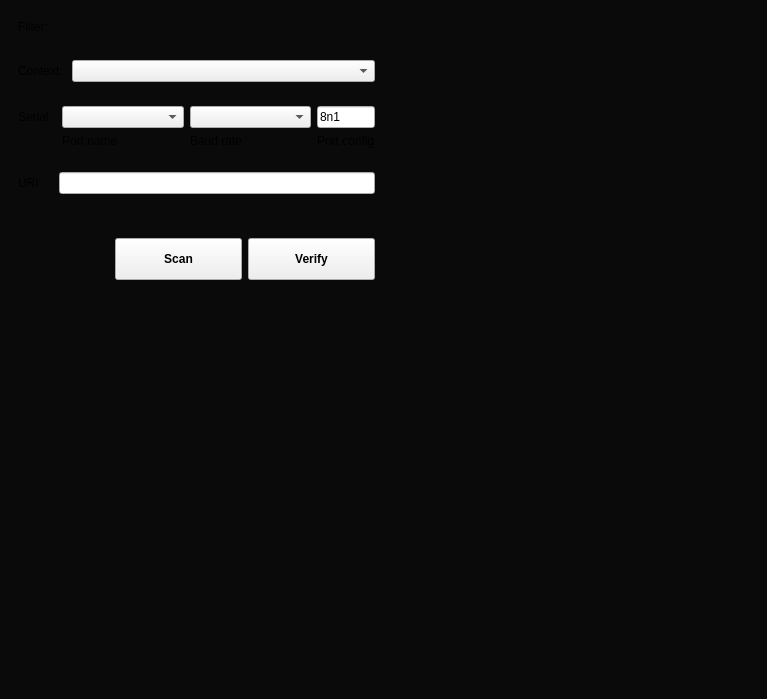
Qt form core/ui/scopyhomeaddpage.ui (analogdevicesinc/scopy) before a commit.
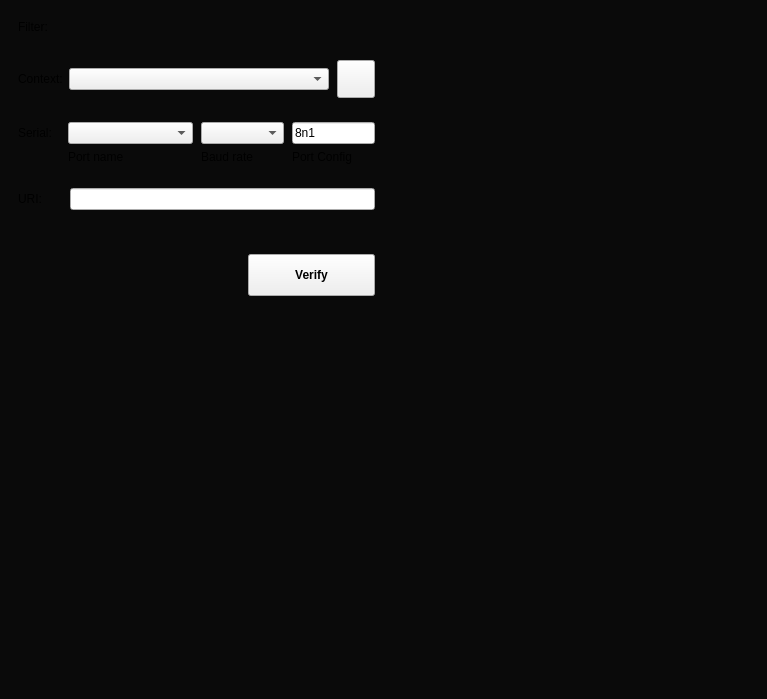
The same form after that commit. The open tabs and pages were chosen to show the change. Custom widgets are drawn as their Qt base class.

Commit message: core/ScopyHomeAddPage: Added loading wheel for device verification.

The edit to the form file:
```diff
--- a/core/ui/scopyhomeaddpage.ui
+++ b/core/ui/scopyhomeaddpage.ui
@@ -156,30 +156,7 @@
          </property>
          <layout class="QHBoxLayout" name="horizontalLayout_3">
           <item>
-           <widget class="QPushButton" name="btnScan">
-            <property name="sizePolicy">
-             <sizepolicy hsizetype="Fixed" vsizetype="Fixed">
-              <horstretch>0</horstretch>
-              <verstretch>0</verstretch>
-             </sizepolicy>
-            </property>
-            <property name="styleSheet">
-             <string notr="true">QPushButton{width: 95px;
-								height: 40px;
-						 		font-size: 12px;
-						   		text-align: center;
-						   		font-weight: bold;
-						   		padding-left: 15px;
-						   		padding-right: 15px;
-						 		}</string>
-            </property>
-            <property name="text">
-             <string>Scan</string>
-            </property>
-           </widget>
-          </item>
-          <item>
-           <widget class="QPushButton" name="btnVerify">
+           <widget class="scopy::AnimationPushButton" name="btnVerify">
             <property name="sizePolicy">
              <sizepolicy hsizetype="Fixed" vsizetype="Fixed">
               <horstretch>0</horstretch>
@@ -239,10 +216,10 @@
               <verstretch>0</verstretch>
              </sizepolicy>
             </property>
-            <layout class="QHBoxLayout" name="horizontalLayout_2" stretch="1,9">
-             <property name="spacing">
-              <number>6</number>
-             </property>
+            <property name="layoutDirection">
+             <enum>Qt::LeftToRight</enum>
+            </property>
+            <layout class="QHBoxLayout" name="horizontalLayout_2" stretch="1,7">
              <item>
               <widget class="QLabel" name="labelContext">
                <property name="sizePolicy">
@@ -252,12 +229,61 @@
                 </sizepolicy>
                </property>
                <property name="text">
-                <string>Context: </string>
+                <string>Context:</string>
                </property>
               </widget>
              </item>
              <item>
-              <widget class="QComboBox" name="comboBoxContexts"/>
+              <widget class="QWidget" name="contextsScanWidget" native="true">
+               <layout class="QHBoxLayout" name="horizontalLayout_6" stretch="7,1">
+                <property name="spacing">
+                 <number>8</number>
+                </property>
+                <property name="leftMargin">
+                 <number>0</number>
+                </property>
+                <property name="topMargin">
+                 <number>0</number>
+                </property>
+                <property name="rightMargin">
+                 <number>0</number>
+                </property>
+                <property name="bottomMargin">
+                 <number>0</number>
+                </property>
+                <item>
+                 <widget class="QComboBox" name="comboBoxContexts">
+                  <property name="sizePolicy">
+                   <sizepolicy hsizetype="Preferred" vsizetype="Fixed">
+                    <horstretch>0</horstretch>
+                    <verstretch>0</verstretch>
+                   </sizepolicy>
+                  </property>
+                 </widget>
+                </item>
+                <item>
+                 <widget class="scopy::AnimationPushButton" name="btnScan">
+                  <property name="sizePolicy">
+                   <sizepolicy hsizetype="Fixed" vsizetype="Fixed">
+                    <horstretch>0</horstretch>
+                    <verstretch>0</verstretch>
+                   </sizepolicy>
+                  </property>
+                  <property name="styleSheet">
+                   <string notr="true">QPushButton{width: 30px;
+								height: 30px;
+						 		font-size: 12px;
+						   		text-align: center;
+						   		font-weight: bold;
+						 		}</string>
+                  </property>
+                  <property name="text">
+                   <string/>
+                  </property>
+                 </widget>
+                </item>
+               </layout>
+              </widget>
              </item>
             </layout>
            </widget>
@@ -270,9 +296,12 @@
               <verstretch>0</verstretch>
              </sizepolicy>
             </property>
-            <layout class="QGridLayout" name="gridLayout_4" columnstretch="1,4,4,1">
+            <property name="layoutDirection">
+             <enum>Qt::LeftToRight</enum>
+            </property>
+            <layout class="QGridLayout" name="gridLayout_4" columnstretch="1,3,2,2">
              <property name="horizontalSpacing">
-              <number>6</number>
+              <number>8</number>
              </property>
              <item row="0" column="1">
               <widget class="QComboBox" name="comboBoxSerialPort"/>
@@ -280,7 +309,7 @@
              <item row="1" column="3">
               <widget class="QLabel" name="labelFrameFormat">
                <property name="text">
-                <string>Port config</string>
+                <string>Port Config</string>
                </property>
               </widget>
              </item>
@@ -335,7 +364,19 @@
           </item>
           <item>
            <widget class="QWidget" name="uriWidget" native="true">
-            <layout class="QGridLayout" name="gridLayout_5" columnstretch="1,9">
+            <property name="sizePolicy">
+             <sizepolicy hsizetype="Preferred" vsizetype="Preferred">
+              <horstretch>0</horstretch>
+              <verstretch>0</verstretch>
+             </sizepolicy>
+            </property>
+            <property name="layoutDirection">
+             <enum>Qt::LeftToRight</enum>
+            </property>
+            <layout class="QGridLayout" name="gridLayout_5" columnstretch="1,7">
+             <property name="horizontalSpacing">
+              <number>8</number>
+             </property>
              <item row="1" column="1">
               <widget class="QLabel" name="uriMessageLabel">
                <property name="text">
@@ -345,8 +386,14 @@
              </item>
              <item row="0" column="0">
               <widget class="QLabel" name="labelUri">
+               <property name="sizePolicy">
+                <sizepolicy hsizetype="Preferred" vsizetype="Preferred">
+                 <horstretch>0</horstretch>
+                 <verstretch>0</verstretch>
+                </sizepolicy>
+               </property>
                <property name="text">
-                <string>URI: </string>
+                <string>URI:</string>
                </property>
               </widget>
              </item>
@@ -525,6 +572,11 @@
    <header>subsection_separator.hpp</header>
    <container>1</container>
   </customwidget>
+  <customwidget>
+   <class>scopy::AnimationPushButton</class>
+   <extends>QPushButton</extends>
+   <header>animationpushbutton.h</header>
+  </customwidget>
  </customwidgets>
  <resources/>
  <connections/>
```
Left out of the diff: 20 changed lines with no effect on the pictures. The commit also changes 2 other files.
